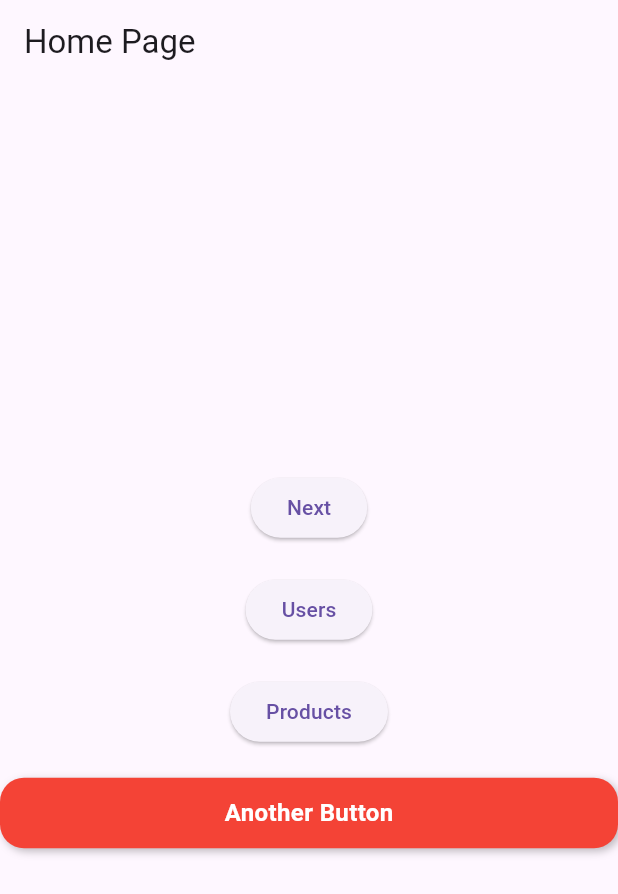
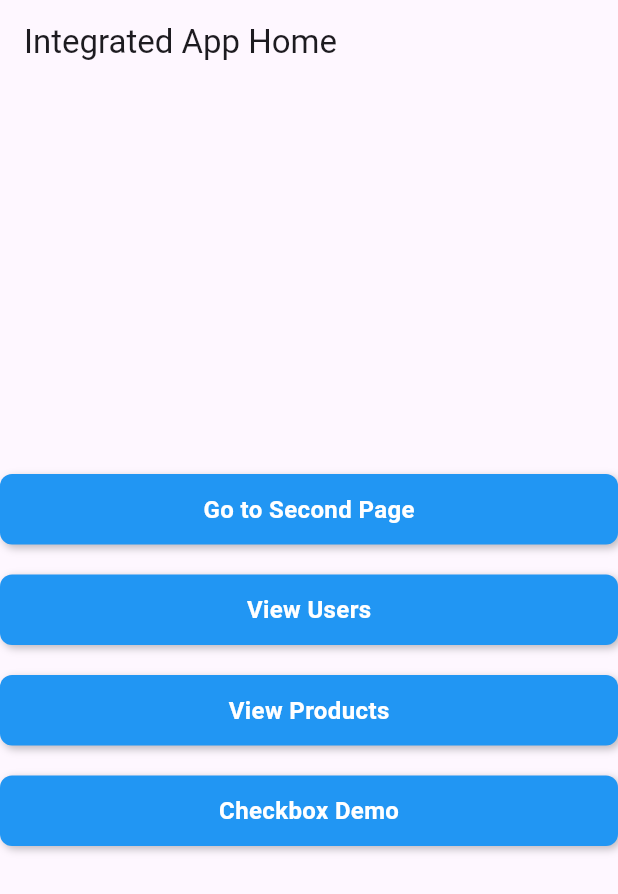
Before and after one commit to Qkston/flutter-routing, a Flutter app: the screen it shows after launch, on a phone screen of 412 x 824 dp. Shown: the top 894 px of the screen. Run offline on Flutter 3.47's test engine with Material 3 defaults, Android fonts, the phone set to English and light mode, and no system bars.

Commit message:
Implement TriStateCheckBox with group control and integration

```diff
--- a/lib/main.dart
+++ b/lib/main.dart
@@ -1,8 +1,8 @@
 import 'dart:convert';
 import 'package:flutter/material.dart';
 import 'package:http/http.dart' as http;
-
 import 'custom_button.dart';
+import 'group_check_box.dart';
 import 'models/user.dart';
 import 'models/product.dart';
 
@@ -14,7 +14,7 @@ class MyApp extends StatelessWidget {
   @override
   Widget build(BuildContext context) {
     return MaterialApp(
-      title: 'Flutter Demo',
+      title: 'Integrated App',
       theme: ThemeData(
         primarySwatch: Colors.blue,
       ),
@@ -24,6 +24,7 @@ class MyApp extends StatelessWidget {
         '/second': (context) => SecondPage(),
         '/users': (context) => UserListPage(),
         '/products': (context) => ProductListPage(),
+        '/checkbox-demo': (context) => TriStateCheckBoxDemo(),
       },
     );
   }
@@ -34,41 +35,38 @@ class MyHomePage extends StatelessWidget {
   Widget build(BuildContext context) {
     return Scaffold(
       appBar: AppBar(
-        title: Text('Home Page'),
+        title: Text('Integrated App Home'),
       ),
       body: Center(
         child: Column(
           mainAxisAlignment: MainAxisAlignment.center,
           children: [
-            ElevatedButton(
+            CustomButton(
+              label: 'Go to Second Page',
               onPressed: () {
                 Navigator.pushNamed(context, '/second');
               },
-              child: Text('Next'),
             ),
             SizedBox(height: 20),
-            ElevatedButton(
+            CustomButton(
+              label: 'View Users',
               onPressed: () {
                 Navigator.pushNamed(context, '/users');
               },
-              child: Text('Users'),
             ),
             SizedBox(height: 20),
-            ElevatedButton(
+            CustomButton(
+              label: 'View Products',
               onPressed: () {
                 Navigator.pushNamed(context, '/products');
               },
-              child: Text('Products'),
             ),
             SizedBox(height: 20),
             CustomButton(
-              label: 'Another Button',
+              label: 'Checkbox Demo',
               onPressed: () {
-                print('Another Button Pressed!');
+                Navigator.pushNamed(context, '/checkbox-demo');
               },
-              backgroundColor: Colors.red,
-              textColor: Colors.white,
-              borderRadius: 16.0,
             ),
           ],
         ),
@@ -213,3 +211,20 @@ class _ProductListPageState extends State<ProductListPage> {
     );
   }
 }
+
+class TriStateCheckBoxDemo extends StatelessWidget {
+  @override
+  Widget build(BuildContext context) {
+    return Scaffold(
+      appBar: AppBar(
+        title: Text('TriState CheckBox Example'),
+      ),
+      body: Padding(
+        padding: const EdgeInsets.all(16.0),
+        child: GroupCheckBox(
+          initialChildStates: [false, false, false],
+        ),
+      ),
+    );
+  }
+}
```
Also changed, not shown: lib/group_check_box.dart (added, +98 -0 lines), lib/tri_state_checkbox.dart (added, +60 -0 lines).
